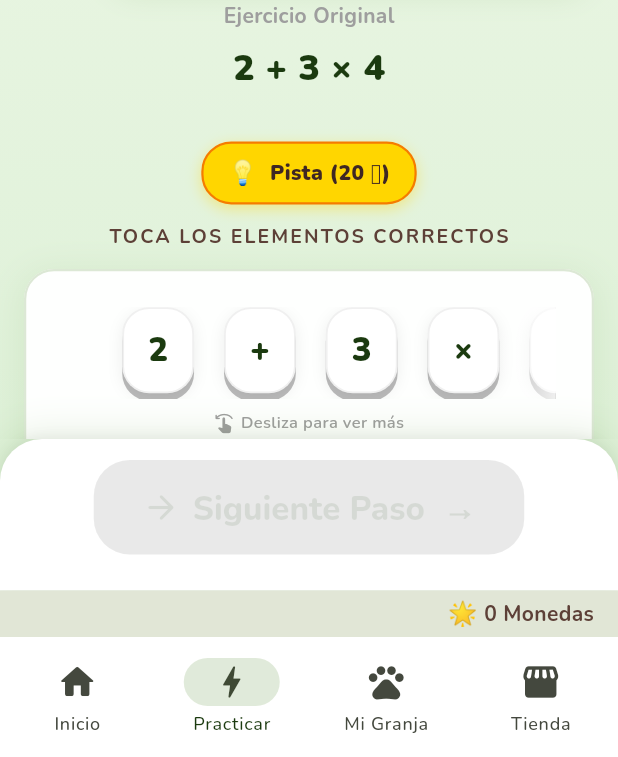
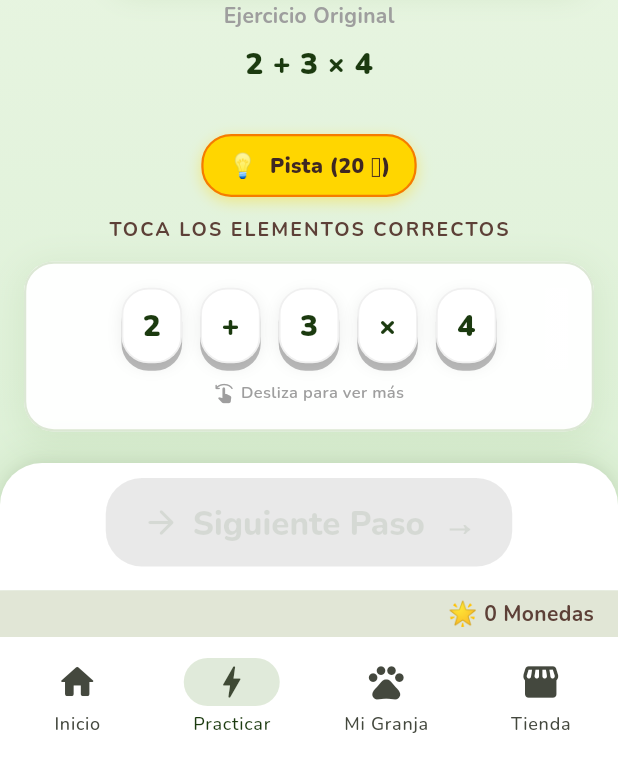
Before and after one commit to DavidMv3/Proyecto_Nuevo, a Flutter app: the screen it shows after launch, item 2 of the bottom bar chosen, on a phone screen of 412 x 824 dp, the part 479-1236 px from its top. Run offline on Flutter 3.47's test engine with Material 3 defaults, Android fonts, the phone set to English and light mode, and no system bars; our stand-ins replace audioplayers, equatable, flutter_riverpod, go_router, google_fonts, hive_flutter; accounts and stored records are empty.

Commit message:
feat: implement practice screen architecture with reactive state management and interactive equation support

```diff
--- a/lib/presentation/providers/practice_notifier.dart
+++ b/lib/presentation/providers/practice_notifier.dart
@@ -463,7 +463,7 @@ class PracticeNotifier extends StateNotifier<PracticeState> {
         ? EquationToken.fromExpression(nextStep.expressionOverride!)
         : state.tokens;
 
-    final newExpression = nextStep.expressionOverride ?? nextTokens.map((t) => t.value).join();
+    final newExpression = nextStep.expressionOverride ?? nextTokens.map((t) => t.value).join(' ');
 
     state = state.copyWith(
       currentStepIndex: nextIndex,
--- a/lib/presentation/screens/practice_screen.dart
+++ b/lib/presentation/screens/practice_screen.dart
@@ -9,12 +9,36 @@ import '../providers/practice_notifier.dart';
 import '../widgets/interactive_equation.dart';
 import '../widgets/andean_progress_banner.dart';
 
-class PracticeScreen extends ConsumerWidget {
+class PracticeScreen extends ConsumerStatefulWidget {
   final int exerciseIndex;
   const PracticeScreen({super.key, required this.exerciseIndex});
 
   @override
-  Widget build(BuildContext context, WidgetRef ref) {
+  ConsumerState<PracticeScreen> createState() => _PracticeScreenState();
+}
+
+class _PracticeScreenState extends ConsumerState<PracticeScreen> {
+  final ScrollController _scrollController = ScrollController();
+
+  void _scrollToBottom() {
+    if (_scrollController.hasClients) {
+      _scrollController.animateTo(
+        _scrollController.position.maxScrollExtent,
+        duration: const Duration(milliseconds: 500),
+        curve: Curves.easeOutCubic,
+      );
+    }
+  }
+
+  @override
+  void dispose() {
+    _scrollController.dispose();
+    super.dispose();
+  }
+
+  @override
+  Widget build(BuildContext context) {
+    final exerciseIndex = widget.exerciseIndex;
     final state    = ref.watch(practiceProvider(exerciseIndex));
     final notifier = ref.read(practiceProvider(exerciseIndex).notifier);
     final profile  = ref.watch(playerProfileProvider);
@@ -92,6 +116,13 @@ class PracticeScreen extends ConsumerWidget {
       );
     });
 
+    // ── Auto-scroll al cambiar de paso ───────────────────────────────────────
+    ref.listen<PracticeState>(practiceProvider(exerciseIndex), (prev, next) {
+      if (prev != null && prev.currentStepIndex != next.currentStepIndex) {
+        Future.delayed(const Duration(milliseconds: 300), _scrollToBottom);
+      }
+    });
+
     return Scaffold(
       backgroundColor: AppTheme.backgroundLight,
       body: Stack(
@@ -139,6 +170,7 @@ class PracticeScreen extends ConsumerWidget {
                 );
 
                 final interactiveArea = SingleChildScrollView(
+                  controller: _scrollController,
                   padding: const EdgeInsets.fromLTRB(16, 0, 16, 0),
                   child: Column(
                     crossAxisAlignment: CrossAxisAlignment.stretch,
@@ -282,7 +314,7 @@ class PracticeScreen extends ConsumerWidget {
                           crossAxisAlignment: CrossAxisAlignment.stretch,
                           children: [
                             Expanded(
-                              flex: 4,
+                              flex: 3,
                               child: LayoutBuilder(
                                 builder: (context, constraints) {
                                   return Center(
@@ -300,7 +332,7 @@ class PracticeScreen extends ConsumerWidget {
                               ),
                             ),
                             Expanded(
-                              flex: 6,
+                              flex: 7,
                               child: Column(
                                 children: [
                                   const SizedBox(height: 16),
@@ -1054,13 +1086,13 @@ class _MultipleChoiceArea extends StatelessWidget {
       children: [
         ...options.map((opt) {
           return Padding(
-            padding: const EdgeInsets.only(bottom: 12),
+            padding: const EdgeInsets.only(bottom: 8),
             child: SizedBox(
               width: double.infinity,
               child: ElevatedButton(
                 onPressed: isStepDone ? null : () => onSelected(opt),
                 style: ElevatedButton.styleFrom(
-                  padding: const EdgeInsets.symmetric(vertical: 20),
+                  padding: const EdgeInsets.symmetric(vertical: 14),
                   backgroundColor: Colors.white,
                   foregroundColor: AppTheme.textDark,
                   elevation: 6,
@@ -1078,7 +1110,7 @@ class _MultipleChoiceArea extends StatelessWidget {
                     MathTokenWidget.formatMathText(opt),
                     textAlign: TextAlign.center,
                     style: const TextStyle(
-                        fontSize: 18, fontWeight: FontWeight.w900, fontFamily: 'Nunito'),
+                        fontSize: 16, fontWeight: FontWeight.w900, fontFamily: 'Nunito'),
                   ),
                 ),
               ),
@@ -1106,7 +1138,7 @@ class _BottomActionArea extends StatelessWidget {
   @override
   Widget build(BuildContext context) {
     return Container(
-      padding: const EdgeInsets.fromLTRB(20, 14, 20, 24),
+      padding: const EdgeInsets.fromLTRB(20, 10, 20, 16),
       decoration: BoxDecoration(
         color: Colors.white,
         borderRadius: const BorderRadius.only(
@@ -1140,7 +1172,7 @@ class _BottomActionArea extends StatelessWidget {
                 ? '¡Terminar Ejercicio!'
                 : 'Siguiente Paso  →'),
             style: ElevatedButton.styleFrom(
-              padding: const EdgeInsets.symmetric(horizontal: 32, vertical: 16),
+              padding: const EdgeInsets.symmetric(horizontal: 24, vertical: 14),
             ),
           ),
         ),
@@ -1248,7 +1280,7 @@ class _EquationHistory extends ConsumerWidget {
                     child: Text(
                       MathTokenWidget.formatMathText(equationText),
                       style: TextStyle(
-                        fontSize: 24,
+                        fontSize: 20,
                         fontWeight: FontWeight.w900,
                         fontFamily: 'Nunito',
                         color: AppTheme.textDark.withValues(alpha: isLast ? 1.0 : 0.5),
@@ -1291,7 +1323,7 @@ class _EquationHistory extends ConsumerWidget {
                     child: Text(
                       MathTokenWidget.formatMathText(equationText),
                       style: TextStyle(
-                        fontSize: 24,
+                        fontSize: 20,
                         fontWeight: FontWeight.w900,
                         fontFamily: 'Nunito',
                         color: AppTheme.textDark.withValues(alpha: isLast ? 1.0 : 0.5),
--- a/lib/presentation/widgets/interactive_equation.dart
+++ b/lib/presentation/widgets/interactive_equation.dart
@@ -47,7 +47,7 @@ class InteractiveEquation extends StatelessWidget {
   @override
   Widget build(BuildContext context) {
     return Container(
-      padding: const EdgeInsets.symmetric(horizontal: 24, vertical: 24), // Aumentado para dar "aire"
+      padding: const EdgeInsets.symmetric(horizontal: 16, vertical: 16), // Reducido para ahorrar espacio
       decoration: AppTheme.equationPanelDecoration,
       width: double.infinity,
       child: Column(
@@ -64,7 +64,7 @@ class InteractiveEquation extends StatelessWidget {
                       child: Row(
                         children: tokens
                             .map((token) => Padding(
-                                  padding: const EdgeInsets.symmetric(horizontal: 10), // Aumentado de 4 a 10
+                                  padding: const EdgeInsets.symmetric(horizontal: 6), // Reducido de 10 a 6
                                   child: MathTokenWidget(
                                     key: ValueKey(token.id),
                                     token: token,
@@ -350,13 +350,13 @@ class _MathTokenWidgetState extends State<MathTokenWidget>
           highlightColor: Colors.black.withValues(alpha: 0.05),
           child: Container(
             // TAREA 2: Restricciones estrictas
-            constraints: const BoxConstraints(minWidth: 45, minHeight: 55, maxHeight: 55),
-            padding: const EdgeInsets.symmetric(horizontal: 16, vertical: 12),
+            constraints: const BoxConstraints(minWidth: 38, minHeight: 48, maxHeight: 48),
+            padding: const EdgeInsets.symmetric(horizontal: 12, vertical: 8),
             alignment: Alignment.center,
             child: Text(
               MathTokenWidget.formatMathText(widget.token.value),
               style: TextStyle(
-                fontSize:   22,
+                fontSize:   20,
                 fontWeight: FontWeight.w900,
                 color:      _resolveTextColor(),
                 fontFamily: 'Nunito',
```
